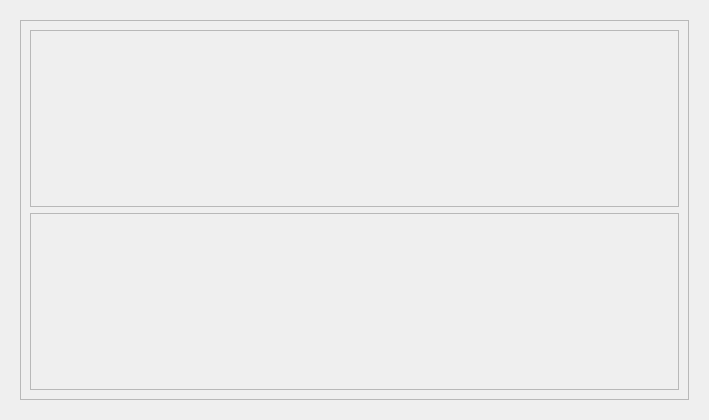
The window that attributespane.ui (strattonbrazil/recife) describes before a commit, drawn with Qt 5.
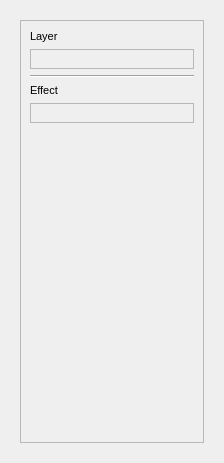
The same window after the commit.

Commit message: Setup workflow for getting attr widgets from source and layer

Diff of the .ui file:
```diff
--- a/attributespane.ui
+++ b/attributespane.ui
@@ -6,10 +6,16 @@
    <rect>
     <x>0</x>
     <y>0</y>
-    <width>709</width>
-    <height>420</height>
+    <width>224</width>
+    <height>463</height>
    </rect>
   </property>
+  <property name="minimumSize">
+   <size>
+    <width>220</width>
+    <height>0</height>
+   </size>
+  </property>
   <property name="windowTitle">
    <string>Form</string>
   </property>
@@ -45,11 +51,23 @@
            <rect>
             <x>0</x>
             <y>0</y>
-            <width>671</width>
-            <height>382</height>
+            <width>186</width>
+            <height>425</height>
            </rect>
           </property>
           <layout class="QVBoxLayout" name="verticalLayout_4">
+           <item>
+            <widget class="QLabel" name="label_2">
+             <property name="font">
+              <font>
+               <pointsize>8</pointsize>
+              </font>
+             </property>
+             <property name="text">
+              <string>Layer</string>
+             </property>
+            </widget>
+           </item>
            <item>
             <widget class="QFrame" name="layerAttrsFrame">
              <property name="frameShape">
@@ -58,6 +76,26 @@
              <property name="frameShadow">
               <enum>QFrame::Raised</enum>
              </property>
+             <layout class="QVBoxLayout" name="verticalLayout_6"/>
+            </widget>
+           </item>
+           <item>
+            <widget class="Line" name="line">
+             <property name="orientation">
+              <enum>Qt::Horizontal</enum>
+             </property>
+            </widget>
+           </item>
+           <item>
+            <widget class="QLabel" name="effectAttrsLabel">
+             <property name="font">
+              <font>
+               <pointsize>8</pointsize>
+              </font>
+             </property>
+             <property name="text">
+              <string>Effect</string>
+             </property>
             </widget>
            </item>
            <item>
@@ -68,8 +106,22 @@
              <property name="frameShadow">
               <enum>QFrame::Raised</enum>
              </property>
+             <layout class="QVBoxLayout" name="verticalLayout_5"/>
             </widget>
            </item>
+           <item>
+            <spacer name="verticalSpacer">
+             <property name="orientation">
+              <enum>Qt::Vertical</enum>
+             </property>
+             <property name="sizeHint" stdset="0">
+              <size>
+               <width>20</width>
+               <height>40</height>
+              </size>
+             </property>
+            </spacer>
+           </item>
           </layout>
          </widget>
         </widget>
```
The commit also changes 16 other files.
